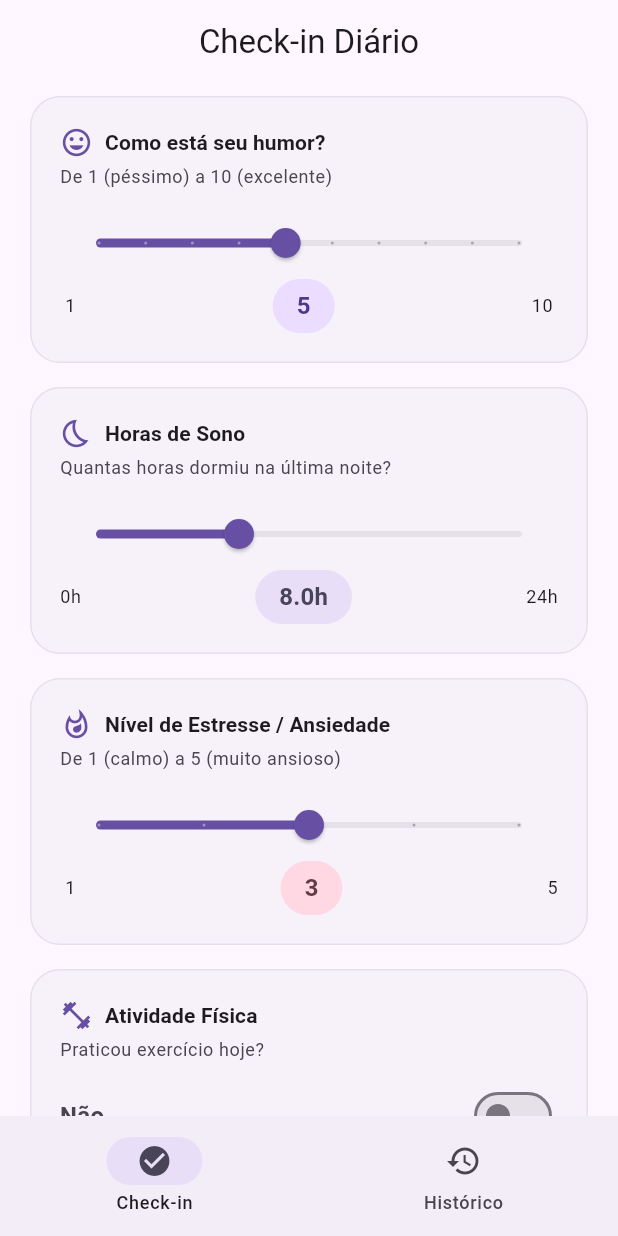
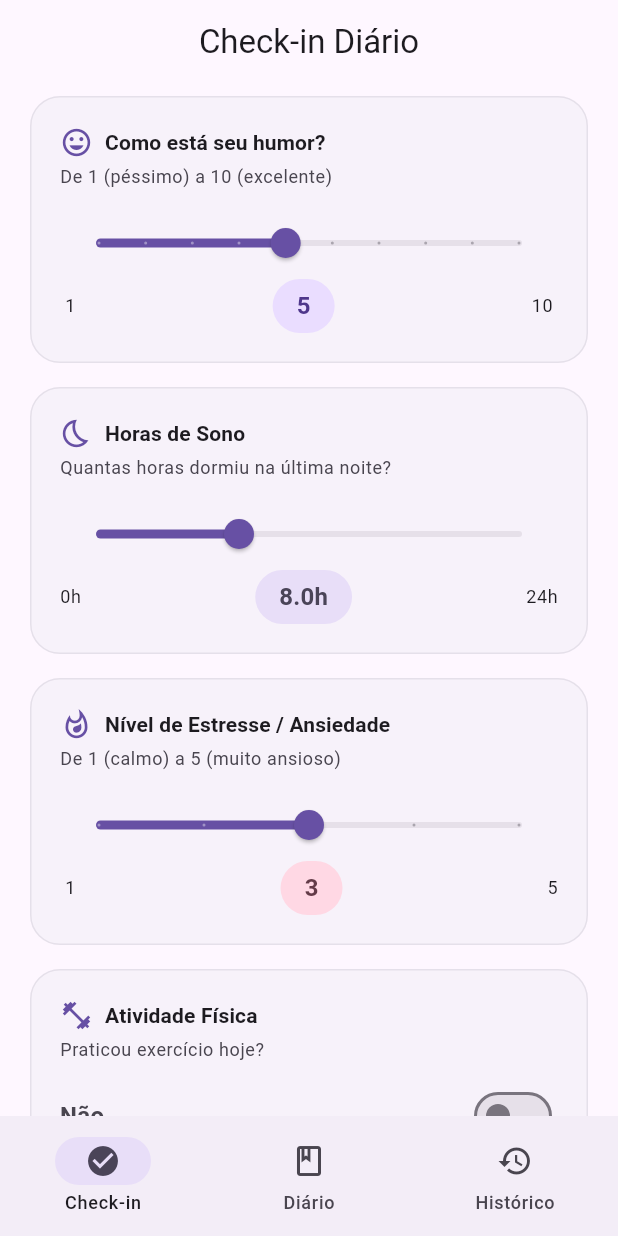
Before and after one commit to viniciushashizume/TrabalhoDispositivosMoveis, a Flutter app: the CheckinScreen screen opened by its route, on a phone screen of 412 x 824 dp. Run offline on Flutter 3.47's test engine with Material 3 defaults, Android fonts, the phone set to English and light mode, and no system bars; our stand-ins replace go_router.

Commit message:
Adicionado diário ao menu

```diff
--- a/projeto_dispositivos_moveis/lib/app/routes.dart
+++ b/projeto_dispositivos_moveis/lib/app/routes.dart
@@ -5,6 +5,8 @@ import 'package:provider/provider.dart';
 import 'package:projeto_dispositivos_moveis/app/features/login/loginscreen.dart';
 import 'package:projeto_dispositivos_moveis/app/features/checkin/checkin_screen.dart';
 import 'package:projeto_dispositivos_moveis/app/features/history/history_screen.dart';
+import 'package:projeto_dispositivos_moveis/app/features/diary/diary_screen.dart';
+import 'package:projeto_dispositivos_moveis/app/features/diary/diary_viewmodel.dart';
 
 final _rootNavigatorKey =
     GlobalKey<
@@ -14,6 +16,7 @@ final _rootNavigatorKey =
 final class Routes {
   static const login = '/login';
   static const checkin = '/checkin';
+  static const diary = '/diary';
   static const history = '/history';
 }
 
@@ -44,6 +47,12 @@ class ScaffoldWithNavBar extends StatelessWidget {
             label: 'Check-in',
           ),
           NavigationDestination(
+            // Novo item de menu
+            icon: Icon(Icons.book_outlined),
+            selectedIcon: Icon(Icons.book),
+            label: 'Diário',
+          ),
+          NavigationDestination(
             icon: Icon(Icons.history_outlined),
             selectedIcon: Icon(Icons.history),
             label: 'Histórico',
@@ -69,7 +78,6 @@ final routes = GoRouter(
       },
       branches: [
         StatefulShellBranch(
-          //"home" --> checkin
           routes: [
             GoRoute(
               path: Routes.checkin,
@@ -78,7 +86,19 @@ final routes = GoRouter(
             ),
           ],
         ),
-        //historico
+        // ADICIONE ESTE BRANCH DO DIÁRIO:
+        StatefulShellBranch(
+          routes: [
+            GoRoute(
+              path: Routes.diary,
+              builder: (context, state) => DiaryScreen(
+                // Como o DiaryViewModel não está no MultiProvider global,
+                // instanciamos ele aqui ou adicionamos no MultiProvider do app.dart
+                diaryViewModel: DiaryViewModel(),
+              ),
+            ),
+          ],
+        ),
         StatefulShellBranch(
           routes: [
             GoRoute(
```
